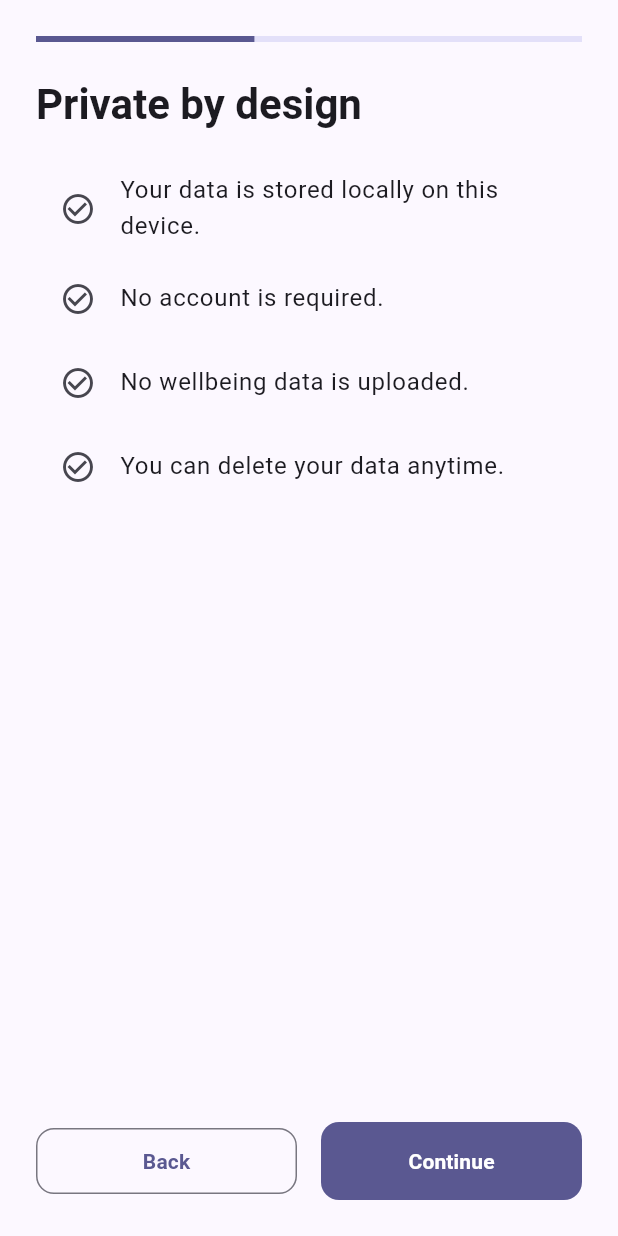
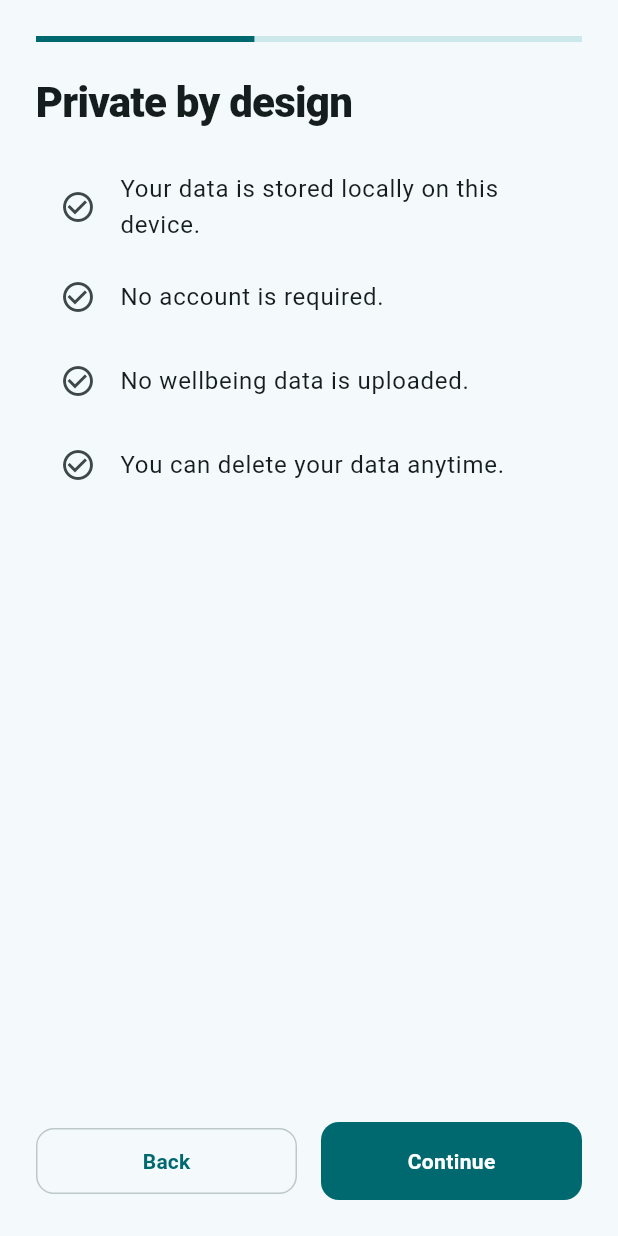
Before and after one commit to kasuken/DayPulse, a Flutter app: the screen it shows after launch, swiped to page 2, on a phone screen of 412 x 824 dp. Run offline on Flutter 3.47's test engine with Material 3 defaults, Android fonts, the phone set to English and light mode, and no system bars; drawn by our look-alikes of dynamic_color; our stand-ins replace drift, drift_flutter, fl_chart, flutter_local_notifications, flutter_riverpod, freezed_annotation and 4 more; accounts and stored records are empty; generated files the repository leaves out were written again.

Commit message:
Install frontend-design skill; add circadian tokens, refined theme, PulseLine

```diff
--- a/lib/app/theme/app_colors.dart
+++ b/lib/app/theme/app_colors.dart
@@ -2,12 +2,23 @@ import 'package:flutter/material.dart';
 
 /// Brand color tokens for DayPulse.
 ///
-/// Widgets must consume colors through [ColorScheme] or these tokens,
-/// never hard-coded hex values.
+/// The palette is circadian: a calm "dusk water" teal field with a single
+/// warm ember accent reserved for the pulse — the vital sign at the heart
+/// of the app. Widgets must consume colors through [ColorScheme] or these
+/// tokens, never hard-coded hex values.
 abstract final class AppColors {
-  static const Color primary = Color(0xFF6C63FF);
-  static const Color secondary = Color(0xFF55C2DA);
-  static const Color success = Color(0xFF57C46A);
-  static const Color warning = Color(0xFFF7B955);
-  static const Color error = Color(0xFFE95F5F);
+  /// Petrol teal — early-evening water; the calm field everything sits on.
+  static const Color primary = Color(0xFF175E63);
+
+  /// Warm ember — the color of the pulse itself; spent sparingly.
+  static const Color secondary = Color(0xFFE0784A);
+
+  /// Sage — a settled, steady day.
+  static const Color success = Color(0xFF5F8D6B);
+
+  /// Ochre — attention without alarm.
+  static const Color warning = Color(0xFFD9962E);
+
+  /// Clay — errors stay warm-toned, never harsh.
+  static const Color error = Color(0xFFC05B4D);
 }
--- a/lib/app/theme/app_theme.dart
+++ b/lib/app/theme/app_theme.dart
@@ -5,6 +5,10 @@ import 'app_spacing.dart';
 import 'app_typography.dart';
 
 /// Builds Material 3 light and dark themes for DayPulse.
+///
+/// Component shapes follow one rule: containers that hold a day's story
+/// (cards, sheets) are soft and generous; controls the user acts on
+/// (buttons, chips, inputs) are tighter and more precise.
 abstract final class AppTheme {
   static ThemeData light([ColorScheme? dynamicScheme]) {
     final scheme =
@@ -33,8 +37,19 @@ abstract final class AppTheme {
     final theme = ThemeData(colorScheme: scheme, useMaterial3: true);
     return theme.copyWith(
       textTheme: AppTypography.textTheme(theme.textTheme),
+      scaffoldBackgroundColor: scheme.surface,
+      appBarTheme: theme.appBarTheme.copyWith(
+        backgroundColor: scheme.surface,
+        surfaceTintColor: Colors.transparent,
+        elevation: 0,
+        centerTitle: false,
+        titleTextStyle: AppTypography.textTheme(
+          theme.textTheme,
+        ).headlineSmall?.copyWith(color: scheme.onSurface),
+      ),
       cardTheme: theme.cardTheme.copyWith(
         elevation: 0,
+        color: scheme.surfaceContainerLow,
         shape: RoundedRectangleBorder(
           borderRadius: BorderRadius.circular(AppRadius.large),
         ),
@@ -45,6 +60,10 @@ abstract final class AppTheme {
           shape: RoundedRectangleBorder(
             borderRadius: BorderRadius.circular(AppRadius.medium),
           ),
+          textStyle: theme.textTheme.labelLarge?.copyWith(
+            fontWeight: FontWeight.w700,
+            letterSpacing: 0.25,
+          ),
         ),
       ),
       outlinedButtonTheme: OutlinedButtonThemeData(
@@ -53,15 +72,41 @@ abstract final class AppTheme {
           shape: RoundedRectangleBorder(
             borderRadius: BorderRadius.circular(AppRadius.medium),
           ),
+          side: BorderSide(color: scheme.outlineVariant),
         ),
       ),
       chipTheme: theme.chipTheme.copyWith(
         shape: RoundedRectangleBorder(
           borderRadius: BorderRadius.circular(AppRadius.small),
         ),
+        side: BorderSide(color: scheme.outlineVariant),
       ),
       inputDecorationTheme: theme.inputDecorationTheme.copyWith(
         border: OutlineInputBorder(
+          borderRadius: BorderRadius.circular(AppRadius.medium),
+        ),
+        filled: true,
+        fillColor: scheme.surfaceContainerLow,
+      ),
+      navigationBarTheme: theme.navigationBarTheme.copyWith(
+        backgroundColor: scheme.surface,
+        surfaceTintColor: Colors.transparent,
+        indicatorColor: scheme.secondaryContainer,
+        elevation: 0,
+      ),
+      sliderTheme: theme.sliderTheme.copyWith(
+        trackHeight: 6,
+        activeTrackColor: scheme.primary,
+        inactiveTrackColor: scheme.surfaceContainerHighest,
+      ),
+      dividerTheme: theme.dividerTheme.copyWith(
+        color: scheme.outlineVariant,
+        thickness: 1,
+        space: AppSpacing.lg,
+      ),
+      snackBarTheme: theme.snackBarTheme.copyWith(
+        behavior: SnackBarBehavior.floating,
+        shape: RoundedRectangleBorder(
           borderRadius: BorderRadius.circular(AppRadius.medium),
         ),
       ),
--- a/lib/app/theme/app_typography.dart
+++ b/lib/app/theme/app_typography.dart
@@ -1,20 +1,64 @@
+import 'dart:ui' show FontFeature;
+
 import 'package:flutter/material.dart';
 
 /// Typography helpers built on Material 3 text styles.
+///
+/// DayPulse ships no bundled display face (the app is offline-first and
+/// never fetches fonts), so personality comes from precision: heavy,
+/// tightly-tracked display styles, tracked uppercase eyebrows, and tabular
+/// figures wherever metric numerals need to align.
 abstract final class AppTypography {
+  /// Tabular figures so metric numerals align in rows and tables.
+  static const List<FontFeature> tabularFigures = <FontFeature>[
+    FontFeature.tabularFigures(),
+  ];
+
   /// Base text theme; relies on Material 3 defaults for dynamic scaling.
   static TextTheme textTheme(TextTheme base) {
     return base.copyWith(
+      displaySmall: base.displaySmall?.copyWith(
+        fontWeight: FontWeight.w800,
+        letterSpacing: -1.0,
+        height: 1.1,
+      ),
       headlineMedium: base.headlineMedium?.copyWith(
+        fontWeight: FontWeight.w800,
+        letterSpacing: -0.5,
+        height: 1.2,
+      ),
+      headlineSmall: base.headlineSmall?.copyWith(
         fontWeight: FontWeight.w700,
+        letterSpacing: -0.25,
         height: 1.25,
       ),
       titleLarge: base.titleLarge?.copyWith(
-        fontWeight: FontWeight.w600,
+        fontWeight: FontWeight.w700,
         height: 1.3,
       ),
-      bodyMedium: base.bodyMedium?.copyWith(height: 1.4),
+      bodyMedium: base.bodyMedium?.copyWith(height: 1.45),
       labelLarge: base.labelLarge?.copyWith(fontWeight: FontWeight.w600),
+      labelSmall: base.labelSmall?.copyWith(
+        fontWeight: FontWeight.w600,
+        letterSpacing: 1.2,
+      ),
+    );
+  }
+
+  /// Eyebrow style for small tracked-uppercase context labels.
+  static TextStyle? eyebrow(BuildContext context) {
+    final theme = Theme.of(context);
+    return theme.textTheme.labelSmall?.copyWith(
+      color: theme.colorScheme.onSurfaceVariant,
+    );
+  }
+
+  /// Numeric style with tabular figures for metric values.
+  static TextStyle? metricValue(BuildContext context) {
+    final theme = Theme.of(context);
+    return theme.textTheme.titleMedium?.copyWith(
+      fontWeight: FontWeight.w700,
+      fontFeatures: tabularFigures,
     );
   }
 }
```
Also changed, not shown: lib/core/widgets/pulse_line.dart (added, +83 -0 lines), .github/skills/frontend-design/LICENSE.txt (added), 1 other file.
